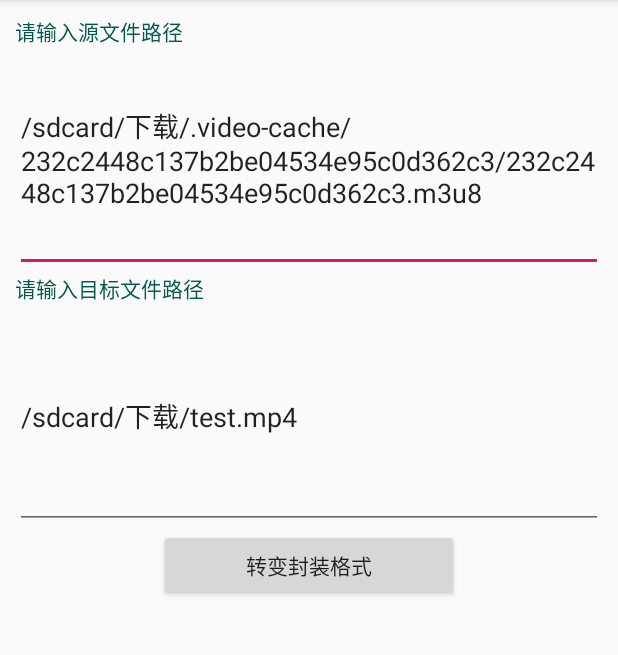
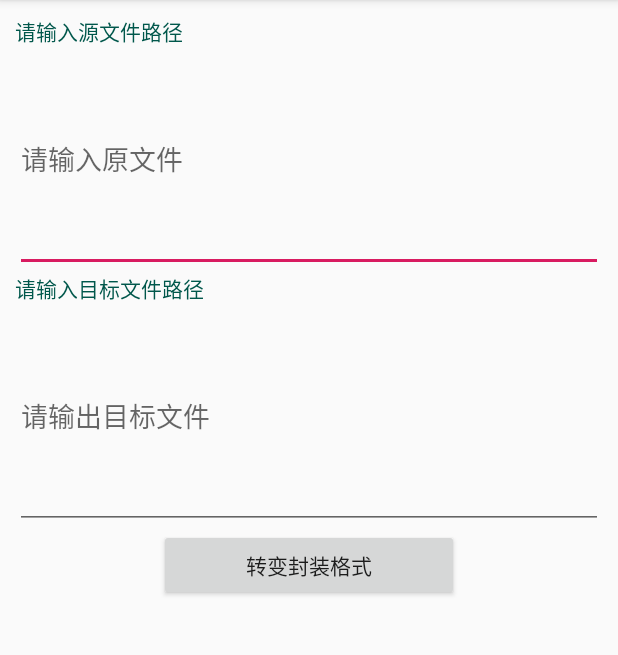
Before and after one commit to JeffMony/JeffVideoLib, an Android app: the screen it shows after launch (MainActivity), on a phone screen of 412 x 824 dp, the part 84-739 px from its top. Run offline under Robolectric (Android 15) with nearby library versions, the phone set to English and light mode, and no system bars; libraries missing offline, so code that uses them is left out: com.jeffmony.m3u8library.

Commit message:
去掉默认的测试用例
Signed-off-by: JeffMony <jeffmony@163.com>

```diff
--- a/app/src/main/res/layout/activity_main.xml
+++ b/app/src/main/res/layout/activity_main.xml
@@ -17,7 +17,6 @@
 
         <EditText
             android:id="@+id/src_path_txt"
-            android:text="/sdcard/下载/.video-cache/232c2448c137b2be04534e95c0d362c3/232c2448c137b2be04534e95c0d362c3.m3u8"
             android:hint="请输入原文件"
             android:layout_width="match_parent"
             android:layout_height="150dp" />
@@ -30,7 +29,6 @@
 
         <EditText
             android:id="@+id/dest_path_txt"
-            android:text="/sdcard/下载/test.mp4"
             android:hint="请输出目标文件"
             android:layout_width="match_parent"
             android:layout_height="150dp" />
```
